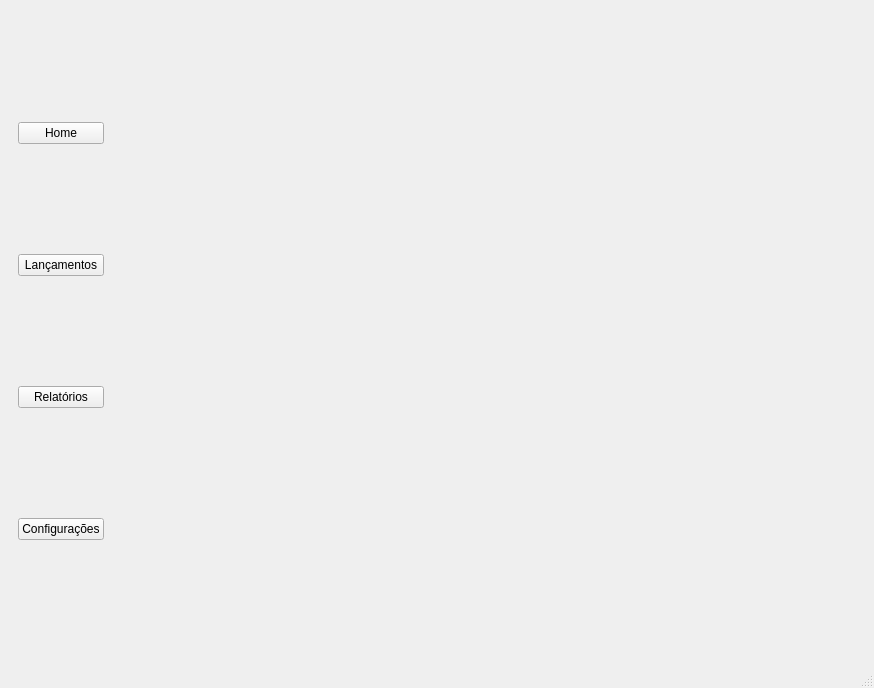
First picture: the form in MeuCentavoApp/Designer/FormsDashboard/formMainDashboard.ui, repository bee0ne1/MeuCentavo, before the edit.
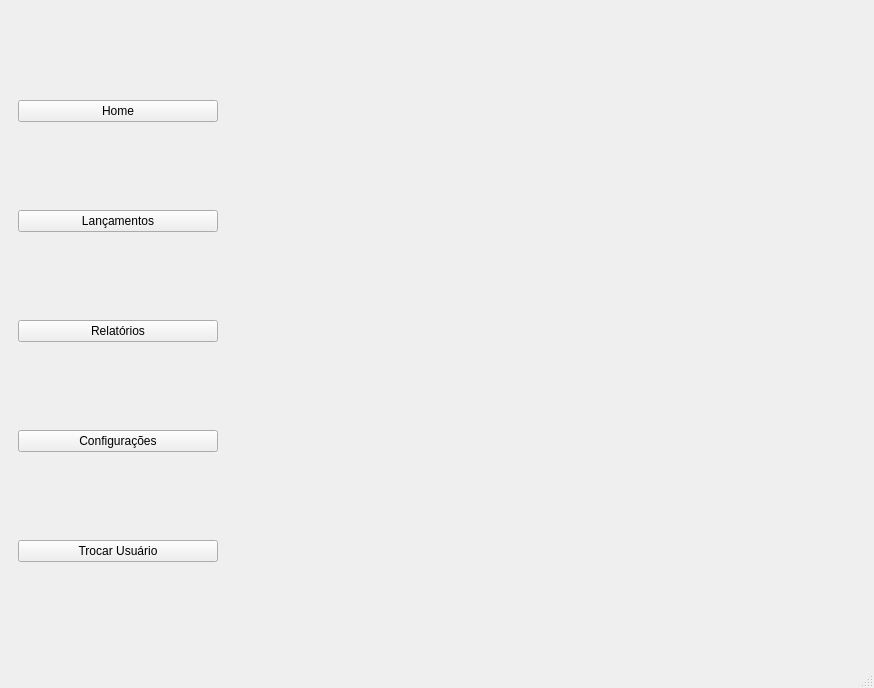
Second picture: the form after the edit.

Commit message: troca,exclusão,adicionamento de usuario conectado ao servidor

The edit to the form file:
```diff
--- a/MeuCentavoApp/Designer/FormsDashboard/formMainDashboard.ui
+++ b/MeuCentavoApp/Designer/FormsDashboard/formMainDashboard.ui
@@ -50,6 +50,25 @@
              </property>
             </widget>
            </item>
+           <item>
+            <widget class="QPushButton" name="buttonSwitchUsuario">
+             <property name="minimumSize">
+              <size>
+               <width>200</width>
+               <height>0</height>
+              </size>
+             </property>
+             <property name="maximumSize">
+              <size>
+               <width>200</width>
+               <height>16777215</height>
+              </size>
+             </property>
+             <property name="text">
+              <string>Trocar Usuário</string>
+             </property>
+            </widget>
+           </item>
           </layout>
          </item>
         </layout>
```
The commit also changes 56 other files.
